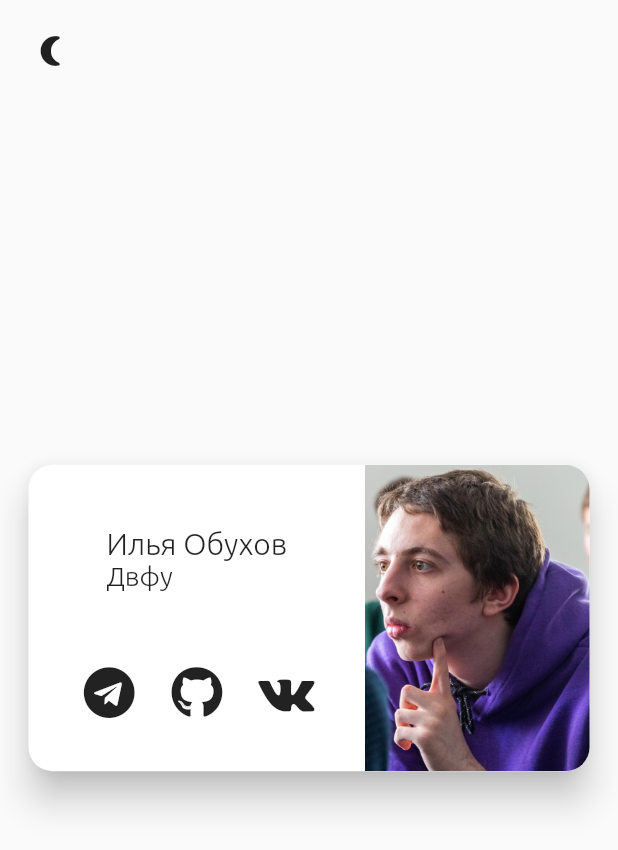
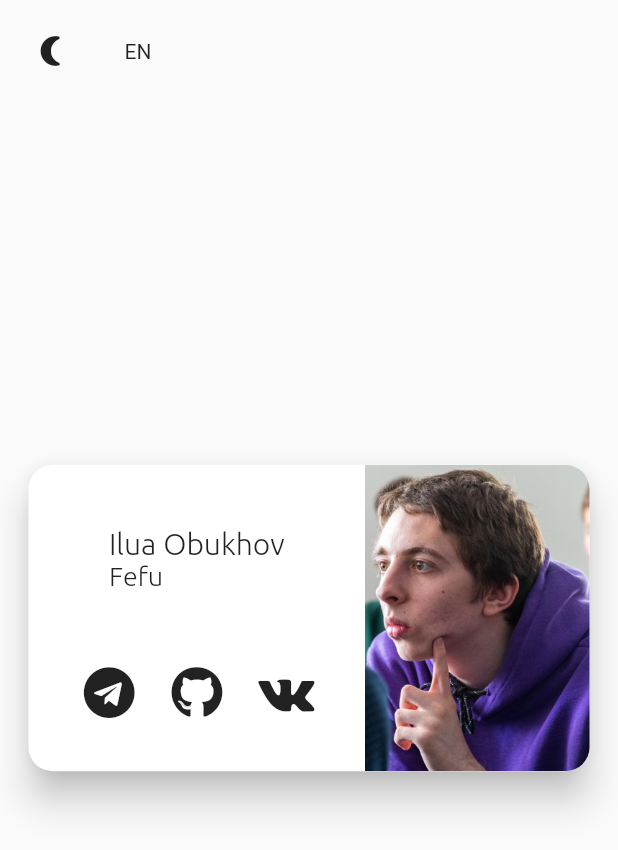
Before and after one commit to Faner201/business_card, a Flutter app: the screen it shows after launch, on a phone screen of 412 x 824 dp. Shown: the top 850 px of the screen. Run offline on Flutter 3.47's test engine with Material 2 defaults, Android fonts, the phone set to English and light mode, and no system bars; generated files the repository leaves out were written again.

```diff
--- /dev/null
+++ b/flutter/business_card/l10n.yaml
@@ -0,0 +1,3 @@
+arb-dir: l10n
+template-arb-file: app_en.arb
+output-localization-file: app_localizations.dart
--- /dev/null
+++ b/flutter/business_card/l10n/app_en.arb
@@ -0,0 +1,4 @@
+{
+    "name" : "Ilua Obukhov",
+    "company" : "Fefu"
+}
--- /dev/null
+++ b/flutter/business_card/l10n/app_ru.arb
@@ -0,0 +1,4 @@
+{
+    "name" : "Илья Обухов",
+    "company" : "Двфу"
+}
--- /dev/null
+++ b/flutter/business_card/lib/lang.dart
@@ -0,0 +1,21 @@
+import 'package:flutter/material.dart';
+import 'package:flutter_gen/gen_l10n/app_localizations.dart';
+
+export 'package:flutter_gen/gen_l10n/app_localizations.dart';
+
+class Lang {
+  static const en = Locale('en');
+  static const ru = Locale('ru');
+
+  static const supportedLocales = [en, ru];
+
+  static LocalizationsDelegate<AppLocalizations> get delegate =>
+      AppLocalizations.delegate;
+
+  static AppLocalizations of(BuildContext context) =>
+      AppLocalizations.of(context)!;
+
+  static bool isEn(Locale locale) => locale == en;
+
+  const Lang._();
+}
--- a/flutter/business_card/lib/main.dart
+++ b/flutter/business_card/lib/main.dart
@@ -1,7 +1,9 @@
 import 'package:flutter/material.dart';
 import 'package:url_launcher/url_launcher.dart';
+import 'package:flutter_localizations/flutter_localizations.dart';
 
 import 'cv_icons.dart';
+import 'lang.dart';
 
 const _avatar = 'assets/ava.png';
 
@@ -24,16 +26,29 @@ class App extends StatefulWidget {
 
 class _AppState extends State<App> {
   var _isDark = false;
+  var _locale = Lang.en;
 
   @override
   Widget build(BuildContext context) => MaterialApp(
+        localizationsDelegates: const [
+          AppLocalizations.delegate,
+          GlobalMaterialLocalizations.delegate,
+          GlobalWidgetsLocalizations.delegate,
+          GlobalCupertinoLocalizations.delegate
+        ],
+        supportedLocales: Lang.supportedLocales,
+        locale: _locale,
         builder: (context, child) => Material(
           child: Stack(
             children: [
               child ?? const SizedBox.shrink(),
               Align(
                 alignment: Alignment.topLeft,
-                child: Padding(
+                child: Row(
+                  crossAxisAlignment: CrossAxisAlignment.center,
+                  mainAxisSize: MainAxisSize.min,
+                  children: [
+                    Padding(
                       padding: const EdgeInsets.all(10.0),
                       child: IconButton(
                         onPressed: () => setState(() => _isDark = !_isDark),
@@ -41,6 +56,21 @@ class _AppState extends State<App> {
                           _isDark ? Icons.sunny : Icons.nightlight_round,
                         ),
                       ),
+                    ),
+                    Padding(
+                      padding: const EdgeInsets.all(15.0),
+                      child: InkResponse(
+                        child: Text(
+                          _locale.languageCode.toUpperCase(),
+                        ),
+                        onTap: () {
+                          final newLocale =
+                              Lang.isEn(_locale) ? Lang.ru : Lang.en;
+                          setState(() => _locale = newLocale);
+                        },
+                      ),
+                    ),
+                  ],
                 ),
               ),
             ],
@@ -130,14 +160,14 @@ class IdentityWidget extends StatelessWidget {
   Widget build(BuildContext context) {
     return Column(
       crossAxisAlignment: CrossAxisAlignment.start,
-      children: const [
+      children: [
         Text(
-          'Илья Обухов',
-          style: TextStyle(fontSize: 20, fontFamily: 'Ubuntu'),
+          Lang.of(context).name,
+          style: const TextStyle(fontSize: 20, fontFamily: 'Ubuntu'),
         ),
         Text(
-          'Двфу',
-          style: TextStyle(fontSize: 18, fontFamily: 'Ubuntu'),
+          Lang.of(context).company,
+          style: const TextStyle(fontSize: 18, fontFamily: 'Ubuntu'),
         ),
       ],
     );
--- a/flutter/business_card/pubspec.yaml
+++ b/flutter/business_card/pubspec.yaml
@@ -12,6 +12,8 @@ environment:
 dependencies:
   flutter:
     sdk: flutter
+  flutter_localizations:
+    sdk: flutter
 
   cupertino_icons: ^1.0.2
 
@@ -24,7 +26,7 @@ dev_dependencies:
   flutter_lints: ^2.0.0
 
 flutter:
-
+  generate: true
   uses-material-design: true
 
   assets:
```
Also changed, not shown: flutter/business_card/analysis_options.yaml (+0 -24 lines), flutter/business_card/pubspec.lock. Lines whose indentation alone changed are shown as unchanged.
